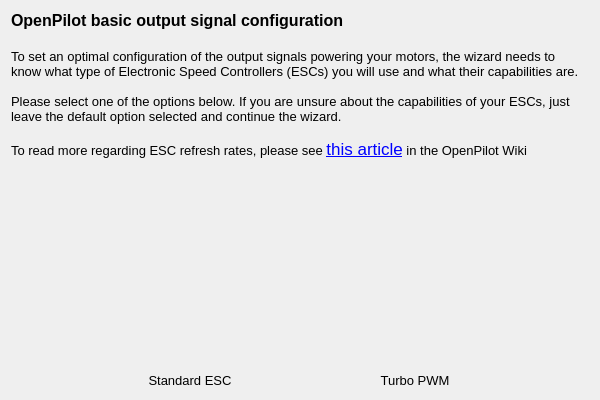
This is ground/openpilotgcs/src/plugins/setupwizard/pages/outputpage.ui in openpilot/OpenPilot as Qt 5 draws it before an edit. The edited form follows.
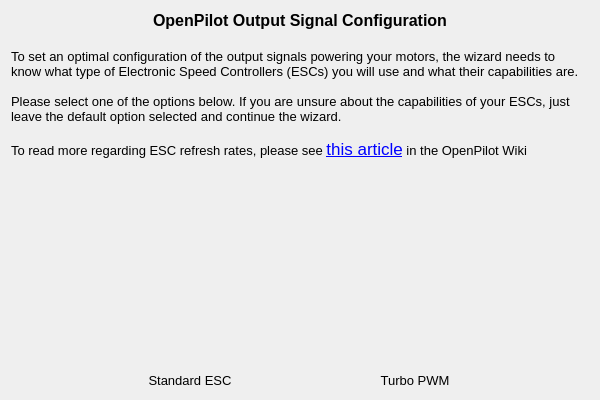
This is the edited form. Icons and pictures are not drawn.

```diff
--- a/ground/openpilotgcs/src/plugins/setupwizard/pages/outputpage.ui
+++ b/ground/openpilotgcs/src/plugins/setupwizard/pages/outputpage.ui
@@ -20,14 +20,14 @@
       <string>&lt;!DOCTYPE HTML PUBLIC &quot;-//W3C//DTD HTML 4.0//EN&quot; &quot;http://www.w3.org/TR/REC-html40/strict.dtd&quot;&gt;
 &lt;html&gt;&lt;head&gt;&lt;meta name=&quot;qrichtext&quot; content=&quot;1&quot; /&gt;&lt;style type=&quot;text/css&quot;&gt;
 p, li { white-space: pre-wrap; }
-&lt;/style&gt;&lt;/head&gt;&lt;body style=&quot; font-family:'Lucida Grande'; font-size:13pt; font-weight:400; font-style:normal;&quot;&gt;
-&lt;p style=&quot; margin-top:0px; margin-bottom:0px; margin-left:0px; margin-right:0px; -qt-block-indent:0; text-indent:0px;&quot;&gt;&lt;span style=&quot; font-family:'MS Shell Dlg 2'; font-size:12pt; font-weight:600;&quot;&gt;OpenPilot basic output signal configuration&lt;/span&gt;&lt;/p&gt;
-&lt;p style=&quot;-qt-paragraph-type:empty; margin-top:0px; margin-bottom:0px; margin-left:0px; margin-right:0px; -qt-block-indent:0; text-indent:0px; font-family:'MS Shell Dlg 2'; font-size:12pt; font-weight:600;&quot;&gt;&lt;/p&gt;
-&lt;p style=&quot; margin-top:0px; margin-bottom:0px; margin-left:0px; margin-right:0px; -qt-block-indent:0; text-indent:0px;&quot;&gt;&lt;span style=&quot; font-family:'MS Shell Dlg 2'; font-size:10pt;&quot;&gt;To set an optimal configuration of the output signals powering your motors, the wizard needs to know what type of Electronic Speed Controllers (ESCs) you will use and what their capabilities are.&lt;/span&gt;&lt;/p&gt;
-&lt;p style=&quot;-qt-paragraph-type:empty; margin-top:0px; margin-bottom:0px; margin-left:0px; margin-right:0px; -qt-block-indent:0; text-indent:0px; font-family:'MS Shell Dlg 2'; font-size:10pt;&quot;&gt;&lt;/p&gt;
-&lt;p style=&quot; margin-top:0px; margin-bottom:0px; margin-left:0px; margin-right:0px; -qt-block-indent:0; text-indent:0px;&quot;&gt;&lt;span style=&quot; font-family:'MS Shell Dlg 2'; font-size:10pt;&quot;&gt;Please select one of the options below. If you are unsure about the capabilities of your ESCs, just leave the default option selected and continue the wizard.&lt;/span&gt;&lt;/p&gt;
-&lt;p style=&quot;-qt-paragraph-type:empty; margin-top:0px; margin-bottom:0px; margin-left:0px; margin-right:0px; -qt-block-indent:0; text-indent:0px; font-family:'MS Shell Dlg 2'; font-size:10pt;&quot;&gt;&lt;/p&gt;
-&lt;p style=&quot; margin-top:0px; margin-bottom:0px; margin-left:0px; margin-right:0px; -qt-block-indent:0; text-indent:0px;&quot;&gt;&lt;span style=&quot; font-family:'MS Shell Dlg 2'; font-size:10pt;&quot;&gt;To read more regarding ESC refresh rates, please see &lt;/span&gt;&lt;a href=&quot;http://wiki.openpilot.org/x/HIEu&quot;&gt;&lt;span style=&quot; text-decoration: underline; color:#0000ff;&quot;&gt;this article&lt;/span&gt;&lt;/a&gt;&lt;span style=&quot; font-family:'MS Shell Dlg 2'; font-size:10pt;&quot;&gt; in the OpenPilot Wiki&lt;/span&gt;&lt;/p&gt;&lt;/body&gt;&lt;/html&gt;</string>
+&lt;/style&gt;&lt;/head&gt;&lt;body style=&quot; font-family:'MS Shell Dlg 2'; font-size:8pt; font-weight:400; font-style:normal;&quot;&gt;
+&lt;p align=&quot;center&quot; style=&quot; margin-top:0px; margin-bottom:0px; margin-left:0px; margin-right:0px; -qt-block-indent:0; text-indent:0px;&quot;&gt;&lt;span style=&quot; font-size:12pt; font-weight:600;&quot;&gt;OpenPilot Output Signal Configuration&lt;/span&gt;&lt;/p&gt;
+&lt;p style=&quot;-qt-paragraph-type:empty; margin-top:0px; margin-bottom:0px; margin-left:0px; margin-right:0px; -qt-block-indent:0; text-indent:0px; font-size:12pt; font-weight:600;&quot;&gt;&lt;br /&gt;&lt;/p&gt;
+&lt;p style=&quot; margin-top:0px; margin-bottom:0px; margin-left:0px; margin-right:0px; -qt-block-indent:0; text-indent:0px;&quot;&gt;&lt;span style=&quot; font-size:10pt;&quot;&gt;To set an optimal configuration of the output signals powering your motors, the wizard needs to know what type of Electronic Speed Controllers (ESCs) you will use and what their capabilities are.&lt;/span&gt;&lt;/p&gt;
+&lt;p style=&quot;-qt-paragraph-type:empty; margin-top:0px; margin-bottom:0px; margin-left:0px; margin-right:0px; -qt-block-indent:0; text-indent:0px; font-size:10pt;&quot;&gt;&lt;br /&gt;&lt;/p&gt;
+&lt;p style=&quot; margin-top:0px; margin-bottom:0px; margin-left:0px; margin-right:0px; -qt-block-indent:0; text-indent:0px;&quot;&gt;&lt;span style=&quot; font-size:10pt;&quot;&gt;Please select one of the options below. If you are unsure about the capabilities of your ESCs, just leave the default option selected and continue the wizard.&lt;/span&gt;&lt;/p&gt;
+&lt;p style=&quot;-qt-paragraph-type:empty; margin-top:0px; margin-bottom:0px; margin-left:0px; margin-right:0px; -qt-block-indent:0; text-indent:0px; font-size:10pt;&quot;&gt;&lt;br /&gt;&lt;/p&gt;
+&lt;p style=&quot; margin-top:0px; margin-bottom:0px; margin-left:0px; margin-right:0px; -qt-block-indent:0; text-indent:0px;&quot;&gt;&lt;span style=&quot; font-size:10pt;&quot;&gt;To read more regarding ESC refresh rates, please see &lt;/span&gt;&lt;a href=&quot;http://wiki.openpilot.org/x/HIEu&quot;&gt;&lt;span style=&quot; font-family:'Lucida Grande'; font-size:13pt; text-decoration: underline; color:#0000ff;&quot;&gt;this article&lt;/span&gt;&lt;/a&gt;&lt;span style=&quot; font-size:10pt;&quot;&gt; in the OpenPilot Wiki&lt;/span&gt;&lt;/p&gt;&lt;/body&gt;&lt;/html&gt;</string>
      </property>
      <property name="alignment">
       <set>Qt::AlignLeading|Qt::AlignLeft|Qt::AlignTop</set>
```
